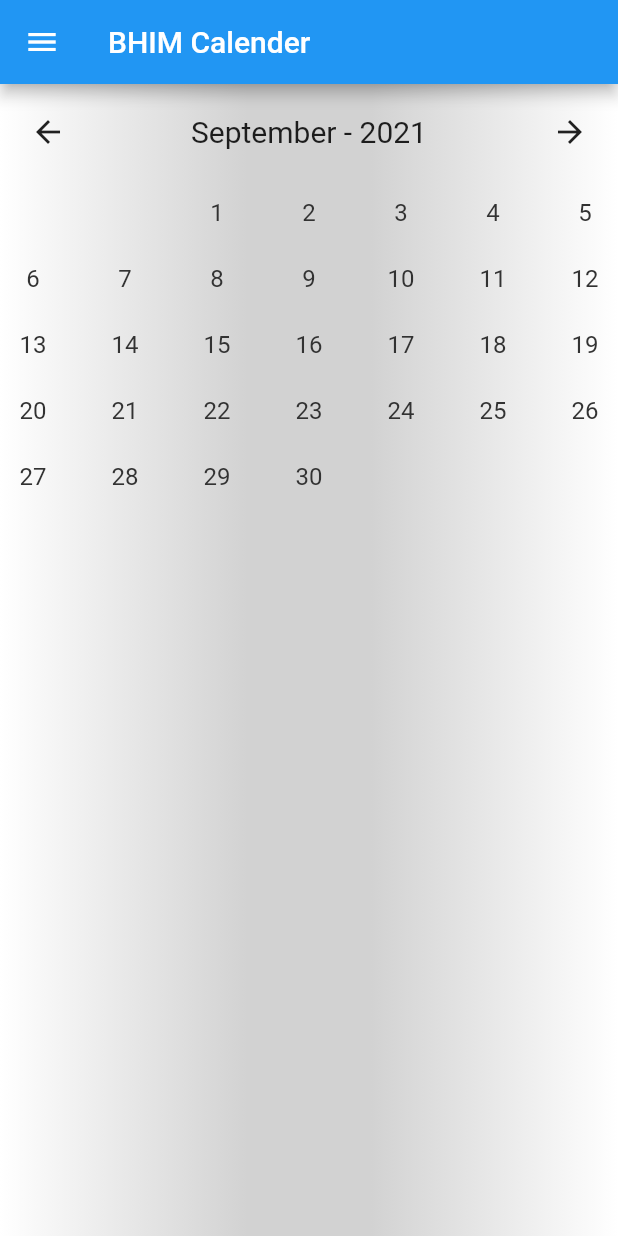
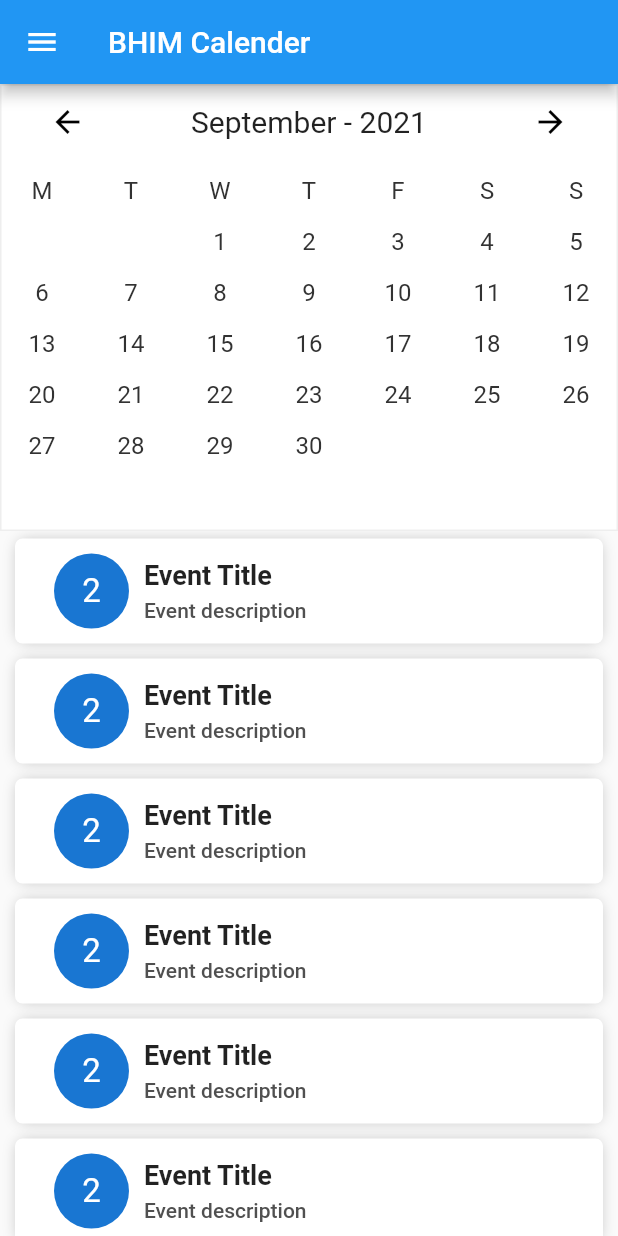
Before and after one commit to SmartByteLabs/bhim_calender_app, a Flutter app: the screen it shows after launch, after a tap on the "arrow forward" icon, on a phone screen of 412 x 824 dp. Run offline on Flutter 3.47's test engine with Material 2 defaults, Android fonts, the phone set to English and light mode, and no system bars; our stand-ins replace google_fonts, youtube_player_flutter.

Commit message:
event list and event detail screen added

```diff
--- /dev/null
+++ b/lib/screens/base_screen.dart
@@ -0,0 +1,32 @@
+import 'package:calender_app/widgets/drawer.dart';
+import 'package:flutter/material.dart';
+
+abstract class BaseScreen extends StatelessWidget {
+  final bool addDrawer = true;
+  AppBar getAppBar(BuildContext context) {
+    return AppBar(
+      title: Text("BHIM Calender"),
+    );
+  }
+
+  Widget getBody(BuildContext context);
+
+  Widget getDrawer(BuildContext context) {
+    return CalenderDrawer();
+  }
+
+  @override
+  Widget build(BuildContext context) {
+    if (!this.addDrawer) {
+      return Scaffold(
+        appBar: getAppBar(context),
+        body: getBody(context),
+      );
+    }
+    return Scaffold(
+      drawer: getDrawer(context),
+      appBar: getAppBar(context),
+      body: getBody(context),
+    );
+  }
+}
--- a/lib/screens/calender_screen.dart
+++ b/lib/screens/calender_screen.dart
@@ -1,42 +1,14 @@
+import 'package:calender_app/screens/base_screen.dart';
 import 'package:calender_app/widgets/calender/calender.dart';
-import 'package:calender_app/widgets/drawer.dart';
+import 'package:calender_app/widgets/events/event_list.dart';
 import 'package:flutter/material.dart';
 
-class CalenderScreen extends StatelessWidget {
-  @override
-  Widget build(BuildContext context) {
-    return Scaffold(
-      drawer: CalenderDrawer(),
-      appBar: getAppBar(),
-      body: getBody(),
+class CalenderScreen extends BaseScreen {
+  Widget getBody(BuildContext context) {
+    return Container(
+      decoration: BoxDecoration(),
+      // padding: EdgeInsets.fromLTRB(0, 50, 0, 0),
+      child: Column(children: [Calender(), EventList()]),
     );
   }
 }
-
-AppBar getAppBar() {
-  return AppBar(
-    title: Text("BHIM Calender"),
-  );
-}
-
-Widget getBody() {
-  Gradient gradient = LinearGradient(stops: [
-    0,
-    0.4,
-    0.6,
-    1
-  ], colors: [
-    Color.fromRGBO(255, 255, 255, 1),
-    Color.fromRGBO(210, 210, 210, 1),
-    Color.fromRGBO(210, 210, 210, 1),
-    Color.fromRGBO(255, 255, 255, 1),
-  ]);
-
-  return Container(
-    decoration: BoxDecoration(
-      gradient: gradient,
-    ),
-    // padding: EdgeInsets.fromLTRB(0, 50, 0, 0),
-    child: Calender(),
-  );
-}
--- /dev/null
+++ b/lib/screens/event_detail_screen.dart
@@ -0,0 +1,27 @@
+import 'package:calender_app/screens/base_screen.dart';
+import 'package:calender_app/widgets/events/event_header.dart';
+import 'package:flutter/material.dart';
+
+class EventDetailScreen extends BaseScreen {
+  final String id;
+  final bool addDrawer = false;
+
+  EventDetailScreen({this.id = ""}) : assert(id != "");
+
+  AppBar getAppBar(BuildContext context) {
+    return AppBar(
+      title: Container(
+        child: Text(
+          "Event Header Text",
+          style: TextStyle(fontWeight: FontWeight.w500, fontSize: 24),
+        ),
+      ),
+    );
+  }
+
+  Widget getBody(BuildContext context) {
+    return Column(
+      children: [EventHeader()],
+    );
+  }
+}
--- /dev/null
+++ b/lib/widgets/backbutton.dart
@@ -0,0 +1,27 @@
+import 'package:flutter/material.dart';
+
+class MyBackButton extends StatelessWidget {
+  void Function() onClick = () => {};
+  final bool isLeft;
+  final Color color;
+
+  MyBackButton({
+    this.isLeft = true,
+    required void Function() onClick,
+    this.color = const Color(0xFF000000),
+  }) {
+    this.onClick = onClick;
+  }
+
+  @override
+  Widget build(BuildContext context) {
+    return MaterialButton(
+      onPressed: this.onClick,
+      child: Icon(
+        IconData(this.isLeft ? 0xe092 : 0xe09b,
+            fontFamily: 'MaterialIcons', matchTextDirection: true),
+        color: this.color,
+      ),
+    );
+  }
+}
--- a/lib/widgets/calender/calender.dart
+++ b/lib/widgets/calender/calender.dart
@@ -39,6 +39,18 @@ class _CalenderState extends State<Calender> {
   @override
   Widget build(BuildContext context) {
     return Container(
+      decoration: BoxDecoration(
+        border: Border.all(color: Color(0xFFEEEEEE), width: 1),
+        // boxShadow: [
+        //   BoxShadow(
+        //     color: const Color(0xFF999999),
+        //     offset: Offset.zero,
+        //     blurRadius: 8,
+        //     spreadRadius: 0,
+        //   )
+        // ],
+        color: Color.fromRGBO(255, 255, 255, 1),
+      ),
       child: Column(
         children: [
           CalenderHeader(
--- a/lib/widgets/calender/calender_header.dart
+++ b/lib/widgets/calender/calender_header.dart
@@ -1,3 +1,4 @@
+import 'package:calender_app/widgets/backbutton.dart';
 import 'package:flutter/material.dart';
 
 class CalenderHeader extends StatelessWidget {
@@ -20,9 +21,9 @@ class CalenderHeader extends StatelessWidget {
       child: Row(
         mainAxisAlignment: MainAxisAlignment.spaceBetween,
         children: [
-          CalenderHeaderButton(isLeft: true, onClick: this.onLeft),
+          MyBackButton(isLeft: true, onClick: this.onLeft),
           CalenderTitle(month: this.month, year: this.year),
-          CalenderHeaderButton(isLeft: false, onClick: this.onRight),
+          MyBackButton(isLeft: false, onClick: this.onRight),
         ],
       ),
     );
@@ -37,38 +38,11 @@ class CalenderTitle extends StatelessWidget {
   @override
   Widget build(BuildContext context) {
     return Container(
-      padding: EdgeInsets.all(20),
+      padding: EdgeInsets.all(10),
       alignment: Alignment.center,
       child: Text(
         months[month] + " - " + year.toString(),
         style: TextStyle(fontSize: 20),
-      ),
-    );
-  }
-}
-
-class CalenderHeaderButton extends StatelessWidget {
-  void Function() onClick = () => {};
-  final bool isLeft;
-
-  CalenderHeaderButton({
-    this.isLeft = false,
-    required void Function() onClick,
-  }) {
-    this.onClick = onClick;
-  }
-
-  @override
-  Widget build(BuildContext context) {
-    return GestureDetector(
-      onTap: this.onClick,
-      child: Container(
-        padding: EdgeInsets.all(20),
-        alignment: Alignment.topRight,
-        child: Icon(
-          IconData(this.isLeft ? 0xe092 : 0xe09b,
-              fontFamily: 'MaterialIcons', matchTextDirection: true),
-        ),
       ),
     );
   }
--- a/lib/widgets/calender/date.dart
+++ b/lib/widgets/calender/date.dart
@@ -1,14 +1,15 @@
 import 'package:flutter/material.dart';
 
 class DateWidget extends StatelessWidget {
-  const DateWidget({this.date = 0, this.today = false});
+  const DateWidget({this.date = 0, this.today = false, this.txt = ""});
 
   final num date;
   final bool today;
+  final String txt;
 
   String getDate() {
     String txt = this.date.toString();
-    if (txt == "0") return "";
+    if (txt == "0") return this.txt;
     return txt;
   }
 
@@ -23,6 +24,7 @@ class DateWidget extends StatelessWidget {
     return Container(
       margin: EdgeInsets.all(2),
       child: CircleAvatar(
+        radius: 15,
         backgroundColor: this.getCircleColor(),
         child: Text(
           this.getDate(),
--- a/lib/widgets/calender/month.dart
+++ b/lib/widgets/calender/month.dart
@@ -1,3 +1,4 @@
+import 'package:calender_app/widgets/calender/date.dart';
 import 'package:calender_app/widgets/calender/weeks.dart';
 import 'package:flutter/material.dart';
 
@@ -36,8 +37,23 @@ class MonthWidget extends StatelessWidget {
   @override
   Widget build(BuildContext context) {
     return Container(
+      padding: EdgeInsets.symmetric(vertical: 5, horizontal: 10),
       child: Column(
-        children: this.getAllWeeks(),
+        children: [
+          Row(
+            mainAxisAlignment: MainAxisAlignment.spaceBetween,
+            children: [
+              DateWidget(txt: "M"),
+              DateWidget(txt: "T"),
+              DateWidget(txt: "W"),
+              DateWidget(txt: "T"),
+              DateWidget(txt: "F"),
+              DateWidget(txt: "S"),
+              DateWidget(txt: "S"),
+            ],
+          ),
+          ...this.getAllWeeks()
+        ],
       ),
     );
   }
--- /dev/null
+++ b/lib/widgets/events/event_item.dart
@@ -0,0 +1,79 @@
+import 'package:calender_app/screens/event_detail_screen.dart';
+import 'package:flutter/material.dart';
+
+class EventItem extends StatelessWidget {
+  final String id;
+  EventItem({this.id = ""}) : assert(id != "");
+
+  onClick(BuildContext context) {
+    Navigator.push(
+      context,
+      MaterialPageRoute(
+        builder: (context) => EventDetailScreen(id: this.id),
+      ),
+    );
+  }
+
+  @override
+  Widget build(BuildContext context) {
+    return Container(
+      margin: EdgeInsets.symmetric(vertical: 5, horizontal: 10),
+      decoration: BoxDecoration(
+        color: Color.fromRGBO(255, 255, 255, 1),
+        borderRadius: BorderRadius.circular(5),
+        boxShadow: [
+          BoxShadow(
+            color: const Color(0xFFBBBBBB),
+            offset: Offset.zero,
+            blurRadius: 8,
+            spreadRadius: -2,
+          )
+        ],
+      ),
+      child: MaterialButton(
+        onPressed: () => onClick(context),
+        child: Container(
+          padding: EdgeInsets.all(10),
+          child: Row(
+            children: [
+              Container(
+                child: CircleAvatar(
+                  radius: 25,
+                  child: Container(
+                    child: Text(
+                      "2",
+                      style: TextStyle(fontSize: 22),
+                    ),
+                  ),
+                ),
+              ),
+              Container(
+                child: Column(
+                  crossAxisAlignment: CrossAxisAlignment.start,
+                  children: [
+                    Container(
+                      margin: EdgeInsets.fromLTRB(10, 0, 0, 0),
+                      child: Text(
+                        "Event Title",
+                        style: TextStyle(
+                            fontSize: 18, fontWeight: FontWeight.bold),
+                      ),
+                    ),
+                    Container(
+                      margin: EdgeInsets.fromLTRB(10, 5, 0, 0),
+                      child: Text(
+                        "Event description",
+                        style: TextStyle(
+                            fontSize: 14, color: Color.fromRGBO(80, 80, 80, 1)),
+                      ),
+                    )
+                  ],
+                ),
+              ),
+            ],
+          ),
+        ),
+      ),
+    );
+  }
+}
--- /dev/null
+++ b/lib/widgets/events/event_list.dart
@@ -0,0 +1,17 @@
+import 'package:calender_app/widgets/events/event_item.dart';
+import 'package:flutter/material.dart';
+
+class EventList extends StatelessWidget {
+  @override
+  Widget build(BuildContext context) {
+    List<Widget> ls = [];
+    for (; ls.length <= 20;) ls.add(EventItem(id: "2"));
+    return Expanded(
+      child: Container(
+        child: ListView(
+          children: ls,
+        ),
+      ),
+    );
+  }
+}
--- a/pubspec.yaml
+++ b/pubspec.yaml
@@ -30,6 +30,7 @@ dependencies:
   # The following adds the Cupertino Icons font to your application.
   # Use with the CupertinoIcons class for iOS style icons.
   cupertino_icons: ^1.0.2
+  youtube_player_flutter: ^8.0.0
 
 dev_dependencies:
   flutter_test:
```
Also changed, not shown: lib/widgets/events/event_header.dart (added, +76 -0 lines), lib/providers/event.dart (added).
